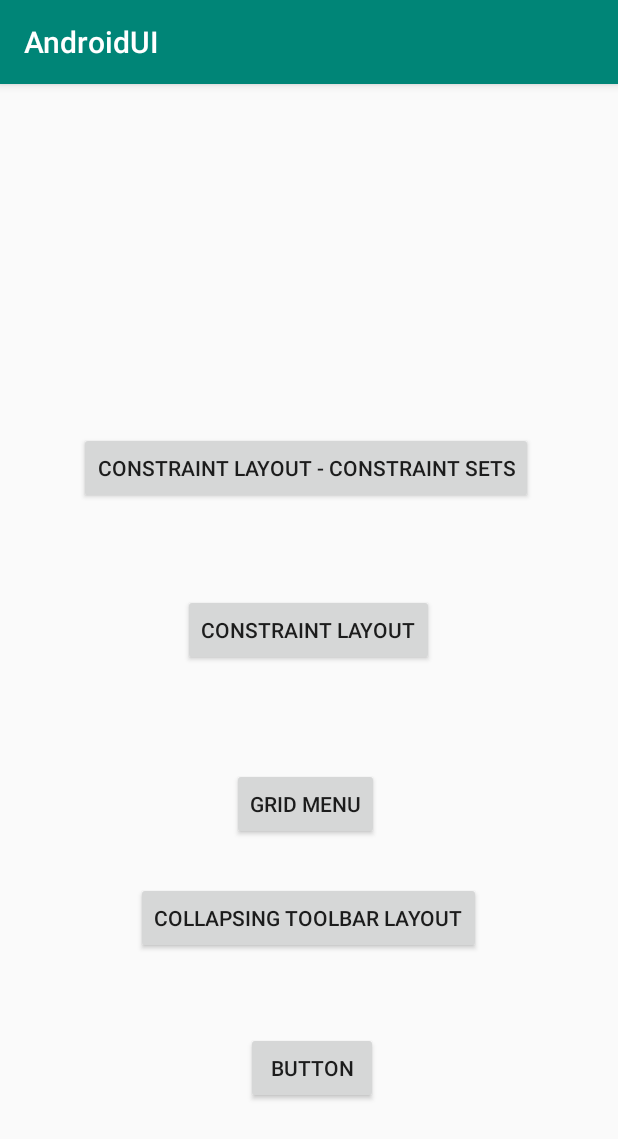
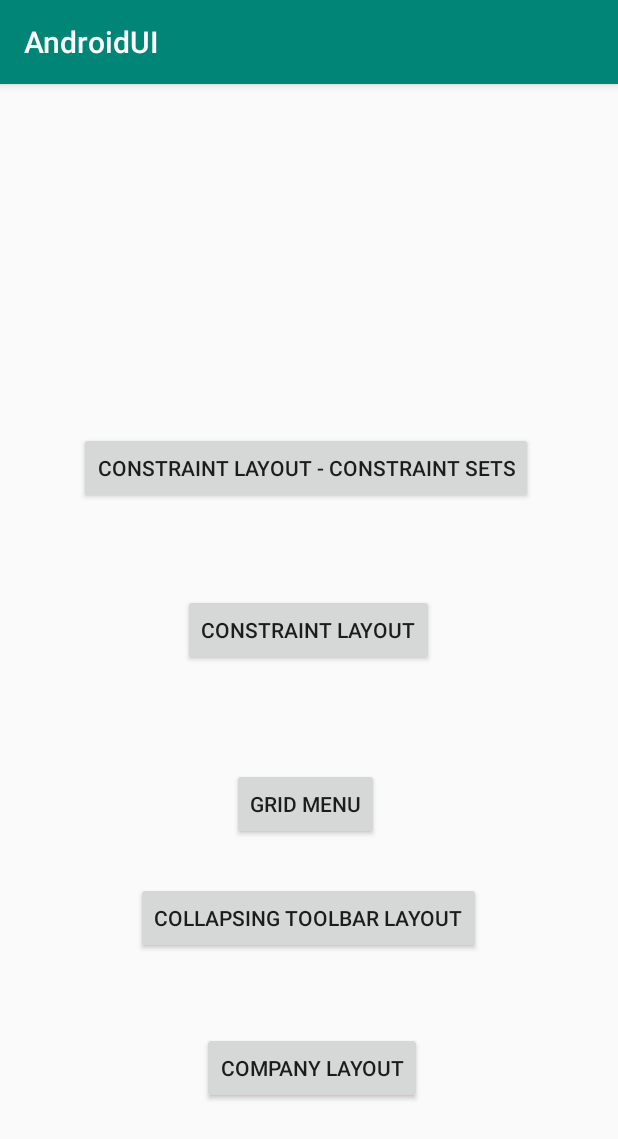
Before and after one commit to ArtemisSoftware/Android-UI, an Android app: the screen it shows after launch (MainActivity), on a phone screen of 412 x 824 dp. Shown: the top 1139 px of the screen. Run offline under Robolectric (Android 15) with nearby library versions, the phone set to English and light mode, and no system bars.

Commit message:
CompanyLayoutActivity button on MainActivity

```diff
--- a/app/src/main/java/com/ArtemisSoftware/androidui/MainActivity.java
+++ b/app/src/main/java/com/ArtemisSoftware/androidui/MainActivity.java
@@ -18,6 +18,7 @@ public class MainActivity extends AppCompatActivity {
         ((Button) findViewById(R.id.btn_ctr_lyt_const_sets)).setOnClickListener(btn_ctr_lyt_const_sets_OnClickListener);
         ((Button) findViewById(R.id.btn_col_tool_lyt)).setOnClickListener(btn_col_tool_lyt_OnClickListener);
         ((Button) findViewById(R.id.btn_grid_menu)).setOnClickListener(btn_grid_menu_OnClickListener);
+        ((Button) findViewById(R.id.btn_company_layout)).setOnClickListener(btn_company_layout_OnClickListener);
     }
 
     Button.OnClickListener btn_ctr_lyt_OnClickListener = new View.OnClickListener() {
@@ -60,4 +61,14 @@ public class MainActivity extends AppCompatActivity {
             startActivity(browserIntent);
         }
     };
+
+    Button.OnClickListener btn_company_layout_OnClickListener = new View.OnClickListener() {
+
+        @Override
+        public void onClick(View arg0) {
+
+            Intent browserIntent = new Intent(getApplicationContext(), CompanyLayoutActivity.class);
+            startActivity(browserIntent);
+        }
+    };
 }
--- a/app/src/main/res/layout/activity_main.xml
+++ b/app/src/main/res/layout/activity_main.xml
@@ -54,11 +54,11 @@
         app:layout_constraintTop_toBottomOf="@+id/btn_ctr_lyt" />
 
     <Button
-        android:id="@+id/button4"
+        android:id="@+id/btn_company_layout"
         android:layout_width="wrap_content"
         android:layout_height="wrap_content"
         android:layout_marginTop="52dp"
-        android:text="Button"
+        android:text="Company Layout"
         app:layout_constraintEnd_toEndOf="parent"
         app:layout_constraintHorizontal_bias="0.507"
         app:layout_constraintStart_toStartOf="parent"
```
